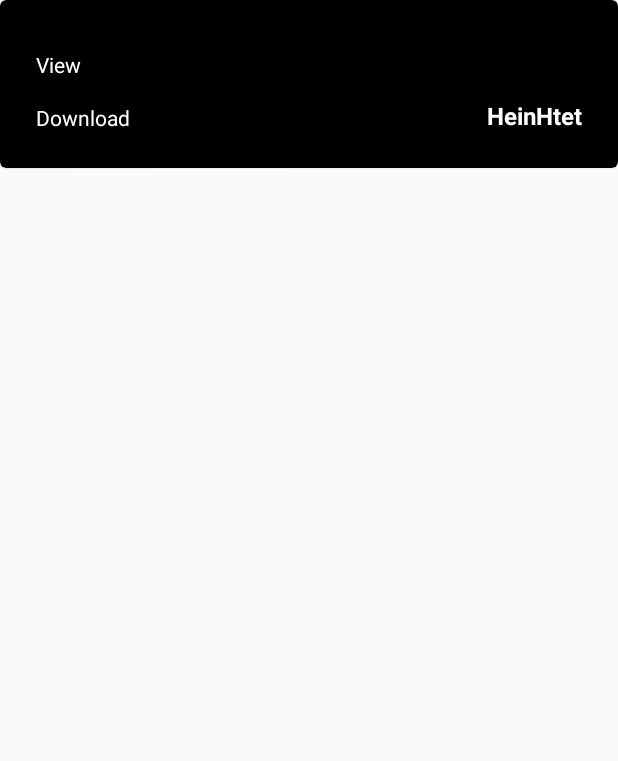
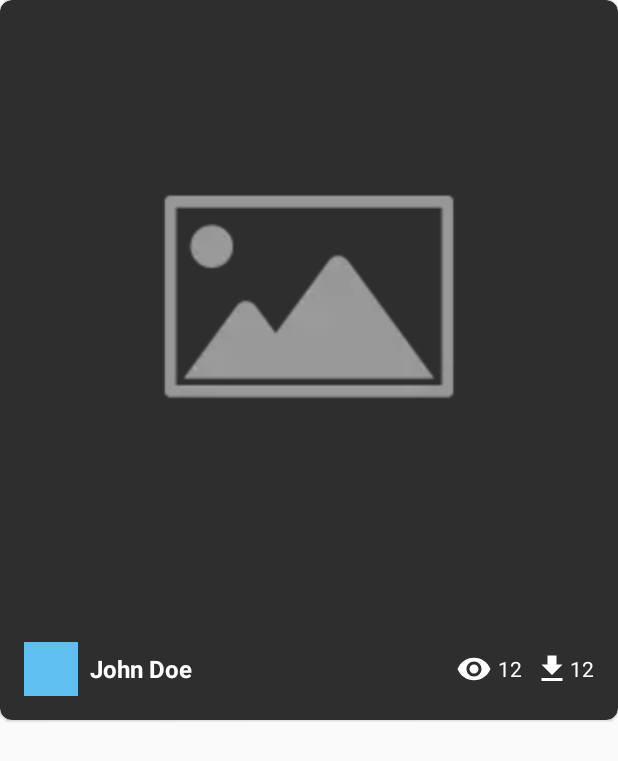
Before and after one commit to sgcodigo/glory, an Android app: the layout item_photo.xml on its own in the app's theme, with its tools: preview values and no code run, on a phone screen of 412 x 824 dp. Shown: the top 761 px of the screen. Run offline under Robolectric (Android 15) with nearby library versions, the phone set to English and light mode, and no system bars.

Commit message:
update : sample-rx listing photo item

```diff
--- a/sample-rx/src/main/java/com/codigo/photo/app/features/home/widgets/PhotoAdapter.kt
+++ b/sample-rx/src/main/java/com/codigo/photo/app/features/home/widgets/PhotoAdapter.kt
@@ -1,13 +1,8 @@
 package com.codigo.photo.app.features.home.widgets
 
-import android.app.Activity
-import android.util.DisplayMetrics
-import android.util.TypedValue
 import android.view.LayoutInflater
 import android.view.View
 import android.view.ViewGroup
-import android.widget.FrameLayout
-import android.widget.ImageView
 import androidx.recyclerview.widget.RecyclerView
 import com.codigo.photo.app.utils.load
 import com.codigo.photo.data.model.response.Hit
@@ -51,22 +46,11 @@ class PhotoAdapter : RecyclerView.Adapter<PhotoAdapter.PhotoViewHolder>() {
     }
 
     inner class PhotoViewHolder(itemView: View) : RecyclerView.ViewHolder(itemView) {
-        private val displayMetrics = DisplayMetrics()
         fun onBind(photo: Hit) {
-            (itemView.context as Activity).windowManager.defaultDisplay.getMetrics(displayMetrics)
-            val height = displayMetrics.heightPixels
-            val layoutParam =
-                FrameLayout.LayoutParams(FrameLayout.LayoutParams.MATCH_PARENT, height / 2)
-            val marginInDp = TypedValue.applyDimension(
-                TypedValue.COMPLEX_UNIT_DIP, 8F, displayMetrics
-            ).toInt()
-            layoutParam.setMargins(marginInDp, marginInDp, marginInDp, marginInDp)
             itemView.ivUser.load(photo.userImageURL, true)
-            itemView.tvUserName.text = "@${photo.user}"
-            itemView.vgPhoto.layoutParams = layoutParam
-            itemView.ivPhoto.scaleType = ImageView.ScaleType.CENTER_CROP
-            itemView.tvDownloadCount.text = "Download ${photo.downloads}"
-            itemView.tvViewCount.text = "View ${photo.views}"
+            itemView.tvUserName.text = photo.user
+            itemView.tvDownloadCount.text = "${photo.downloads}"
+            itemView.tvViewCount.text = "${photo.views}"
             itemView.ivPhoto.load(photo.webformatURL)
         }
     }
--- /dev/null
+++ b/sample-rx/src/main/res/drawable/ic_file_download_white_24dp.xml
@@ -0,0 +1,5 @@
+<vector android:height="24dp" android:tint="#FFFFFF"
+    android:viewportHeight="24.0" android:viewportWidth="24.0"
+    android:width="24dp" xmlns:android="http://schemas.android.com/apk/res/android">
+    <path android:fillColor="#FF000000" android:pathData="M19,9h-4V3H9v6H5l7,7 7,-7zM5,18v2h14v-2H5z"/>
+</vector>
--- /dev/null
+++ b/sample-rx/src/main/res/drawable/ic_view_white_24dp.xml
@@ -0,0 +1,5 @@
+<vector android:height="24dp" android:tint="#FFFFFF"
+    android:viewportHeight="24.0" android:viewportWidth="24.0"
+    android:width="24dp" xmlns:android="http://schemas.android.com/apk/res/android">
+    <path android:fillColor="#FF000000" android:pathData="M12,4.5C7,4.5 2.73,7.61 1,12c1.73,4.39 6,7.5 11,7.5s9.27,-3.11 11,-7.5c-1.73,-4.39 -6,-7.5 -11,-7.5zM12,17c-2.76,0 -5,-2.24 -5,-5s2.24,-5 5,-5 5,2.24 5,5 -2.24,5 -5,5zM12,9c-1.66,0 -3,1.34 -3,3s1.34,3 3,3 3,-1.34 3,-3 -1.34,-3 -3,-3z"/>
+</vector>
--- a/sample-rx/src/main/res/layout/activity_home.xml
+++ b/sample-rx/src/main/res/layout/activity_home.xml
@@ -1,11 +1,10 @@
 <?xml version="1.0" encoding="utf-8"?>
 <androidx.constraintlayout.widget.ConstraintLayout xmlns:android="http://schemas.android.com/apk/res/android"
     xmlns:app="http://schemas.android.com/apk/res-auto"
+    android:id="@+id/vgContainer"
     android:layout_width="match_parent"
-    android:id="@+id/vgContainer"
     android:layout_height="match_parent"
     android:background="@color/colorPrimaryDark">
-
 
     <androidx.constraintlayout.widget.ConstraintLayout
         android:id="@+id/vgSpinner"
@@ -41,17 +40,17 @@
 
     </androidx.constraintlayout.widget.ConstraintLayout>
 
-
     <androidx.recyclerview.widget.RecyclerView
         android:id="@+id/rvPhoto"
         android:layout_width="match_parent"
         android:layout_height="0dp"
         android:background="@color/colorPrimaryDark"
+        android:clipToPadding="false"
+        android:padding="@dimen/space_16"
         app:layout_constraintBottom_toTopOf="@id/vgFrame"
         app:layout_constraintEnd_toEndOf="parent"
         app:layout_constraintStart_toStartOf="parent"
         app:layout_constraintTop_toBottomOf="@+id/vgSpinner" />
-
 
     <FrameLayout
         android:id="@+id/vgFrame"
--- a/sample-rx/src/main/res/layout/item_photo.xml
+++ b/sample-rx/src/main/res/layout/item_photo.xml
@@ -2,84 +2,90 @@
 
 <com.google.android.material.card.MaterialCardView xmlns:android="http://schemas.android.com/apk/res/android"
     xmlns:app="http://schemas.android.com/apk/res-auto"
+    xmlns:tools="http://schemas.android.com/tools"
     android:id="@+id/vgPhoto"
-    app:cardCornerRadius="@dimen/space_4"
     android:layout_width="match_parent"
-    app:cardBackgroundColor="@color/colorPrimaryDark"
     android:layout_height="wrap_content"
->
+    android:layout_marginBottom="@dimen/space_16"
+    app:cardBackgroundColor="@color/colorPrimary"
+    app:cardCornerRadius="@dimen/space_8">
+
+    <LinearLayout
+        android:layout_width="match_parent"
+        android:layout_height="wrap_content"
+        android:orientation="vertical">
 
         <androidx.constraintlayout.widget.ConstraintLayout
-        xmlns:tools="http://schemas.android.com/tools"
             android:layout_width="match_parent"
             android:layout_height="match_parent"
             android:orientation="vertical">
-
 
             <androidx.appcompat.widget.AppCompatImageView
                 android:id="@+id/ivPhoto"
                 android:layout_width="match_parent"
                 android:layout_height="0dp"
+                android:scaleType="centerCrop"
                 android:visibility="visible"
                 app:layout_constraintBottom_toBottomOf="parent"
+                app:layout_constraintDimensionRatio="1:1"
                 app:layout_constraintEnd_toEndOf="parent"
                 app:layout_constraintStart_toStartOf="parent"
-            app:layout_constraintTop_toTopOf="parent" />
+                app:layout_constraintTop_toTopOf="parent"
+                tools:src="@drawable/placeholder" />
 
+        </androidx.constraintlayout.widget.ConstraintLayout>
+
+        <LinearLayout
+            android:layout_width="match_parent"
+            android:layout_height="wrap_content"
+            android:gravity="center_vertical"
+            android:orientation="horizontal"
+            android:padding="@dimen/space_16">
+
+            <androidx.appcompat.widget.AppCompatImageView
+                android:id="@+id/ivUser"
+                android:layout_width="36dp"
+                android:layout_height="36dp"
+                android:scaleType="centerCrop"
+                android:visibility="visible"
+                tools:src="@color/colorLightBlue" />
 
             <androidx.appcompat.widget.AppCompatTextView
                 android:id="@+id/tvUserName"
-            android:layout_width="wrap_content"
+                android:layout_width="0dp"
                 android:layout_height="wrap_content"
-            android:layout_margin="16dp"
+                android:layout_marginStart="@dimen/space_8"
+                android:layout_weight="1"
                 android:maxLines="1"
-            android:padding="8dp"
                 android:textColor="@android:color/white"
                 android:textSize="@dimen/font_16"
                 android:textStyle="bold"
-            app:layout_constraintBottom_toBottomOf="@id/ivPhoto"
-            app:layout_constraintEnd_toEndOf="@id/ivPhoto"
-            tools:text="HeinHtet" />
+                tools:text="John Doe" />
 
-        <androidx.appcompat.widget.AppCompatImageView
-            android:id="@+id/ivUser"
-            android:layout_width="50dp"
-            android:layout_height="50dp"
-            android:layout_marginStart="16dp"
-            android:layout_marginEnd="16dp"
-            android:layout_marginBottom="8dp"
-            android:visibility="visible"
-            app:layout_constraintBottom_toTopOf="@+id/tvUserName"
-            app:layout_constraintEnd_toEndOf="@id/tvUserName"
-            app:layout_constraintStart_toStartOf="@+id/tvUserName" />
+            <androidx.appcompat.widget.AppCompatTextView
+                android:id="@+id/tvViewCount"
+                android:layout_width="wrap_content"
+                android:layout_height="wrap_content"
+                android:layout_marginEnd="@dimen/space_8"
+                android:drawableStart="@drawable/ic_view_white_24dp"
+                android:drawablePadding="@dimen/space_4"
+                android:gravity="center"
+                android:textColor="@android:color/white"
+                android:textSize="@dimen/font_14"
+                tools:text="12" />
 
             <androidx.appcompat.widget.AppCompatTextView
                 android:id="@+id/tvDownloadCount"
                 android:layout_width="wrap_content"
                 android:layout_height="wrap_content"
-            android:layout_margin="16dp"
+                android:drawableStart="@drawable/ic_file_download_white_24dp"
                 android:gravity="center"
-            android:padding="8dp"
                 android:textColor="@android:color/white"
                 android:textSize="@dimen/font_14"
-            app:layout_constraintBottom_toBottomOf="parent"
-            app:layout_constraintStart_toStartOf="parent"
-            tools:text="Download" />
+                tools:text="12" />
 
-        <androidx.appcompat.widget.AppCompatTextView
-            android:id="@+id/tvViewCount"
-            android:layout_width="wrap_content"
-            android:layout_height="wrap_content"
-            android:layout_marginStart="16dp"
-            android:layout_marginEnd="16dp"
-            android:gravity="center"
-            android:padding="8dp"
-            android:textColor="@android:color/white"
-            android:textSize="@dimen/font_14"
-            app:layout_constraintBottom_toTopOf="@id/tvDownloadCount"
-            app:layout_constraintStart_toStartOf="parent"
-            tools:text="View" />
+        </LinearLayout>
 
-    </androidx.constraintlayout.widget.ConstraintLayout>
+    </LinearLayout>
 
 </com.google.android.material.card.MaterialCardView>
```
Also changed, not shown: sample-rx/src/main/res/drawable/placeholder.png (deleted), sample-rx/src/main/res/drawable/placeholder.webp (added). Lines whose indentation alone changed are shown as unchanged.
